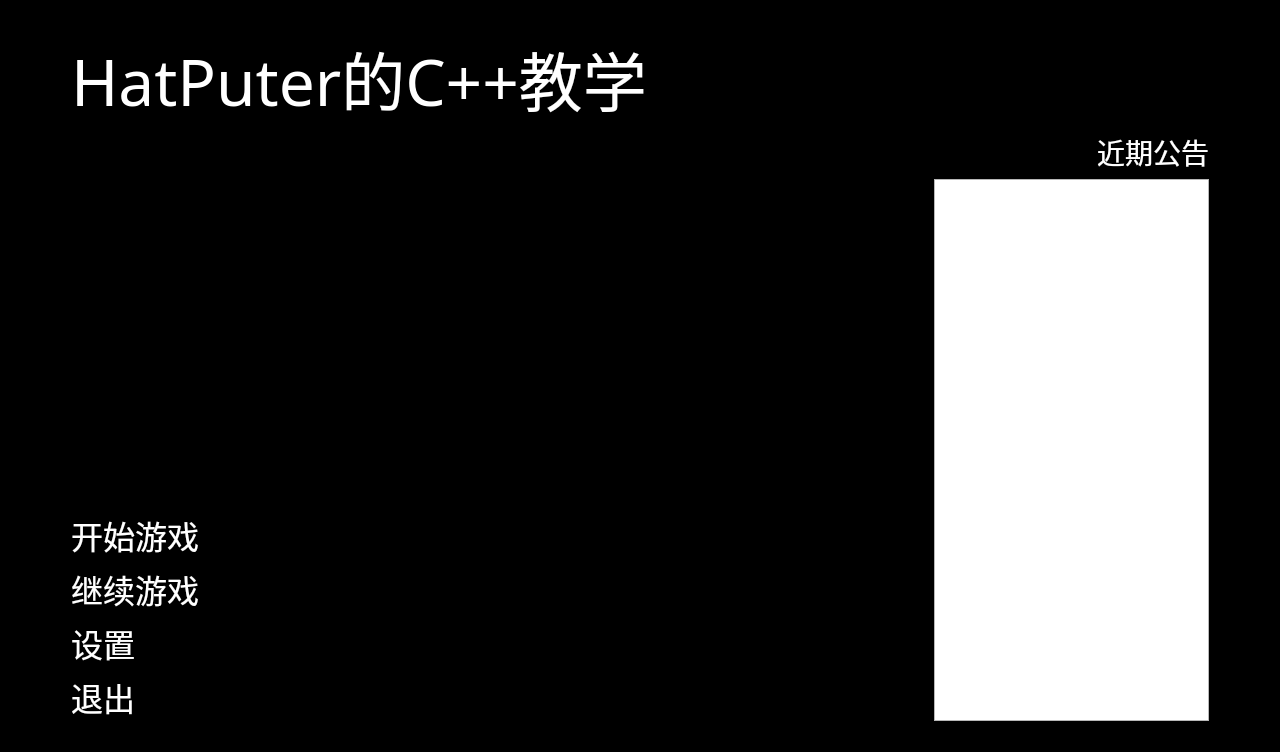
HatPuter/HatPuterCppTeaching, file ui/Menu.ui: the form before one commit.
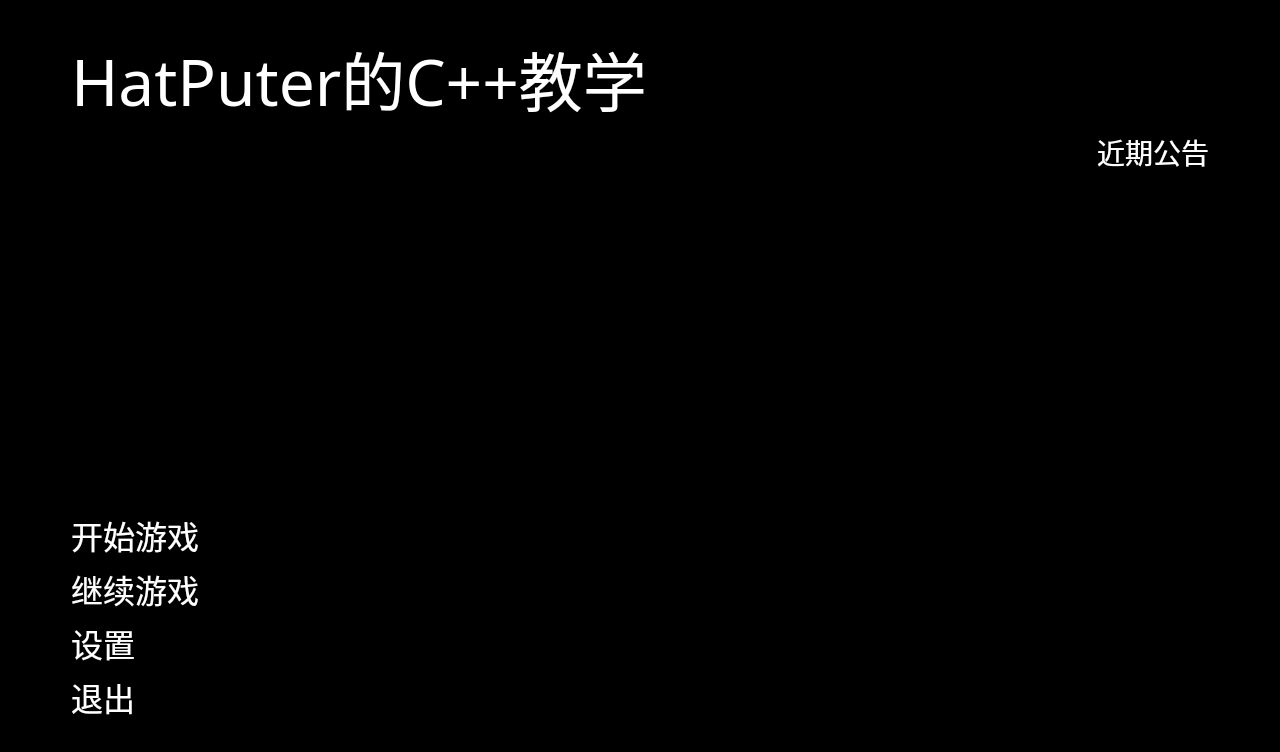
The form after the commit.

```diff
--- a/ui/Menu.ui
+++ b/ui/Menu.ui
@@ -356,8 +356,16 @@
      <property name="font">
       <font>
        <family>Maple Mono NL CN</family>
+       <pointsize>-1</pointsize>
       </font>
      </property>
+     <property name="styleSheet">
+      <string notr="true">QListView#BulletinsBoard {
+    background-color: rgba(255, 255, 255, 0);
+    font-size: 22px;
+}
+</string>
+     </property>
     </widget>
    </item>
    <item row="2" column="4">
```
Left out of the diff: 12 changed lines with no effect on the pictures.
